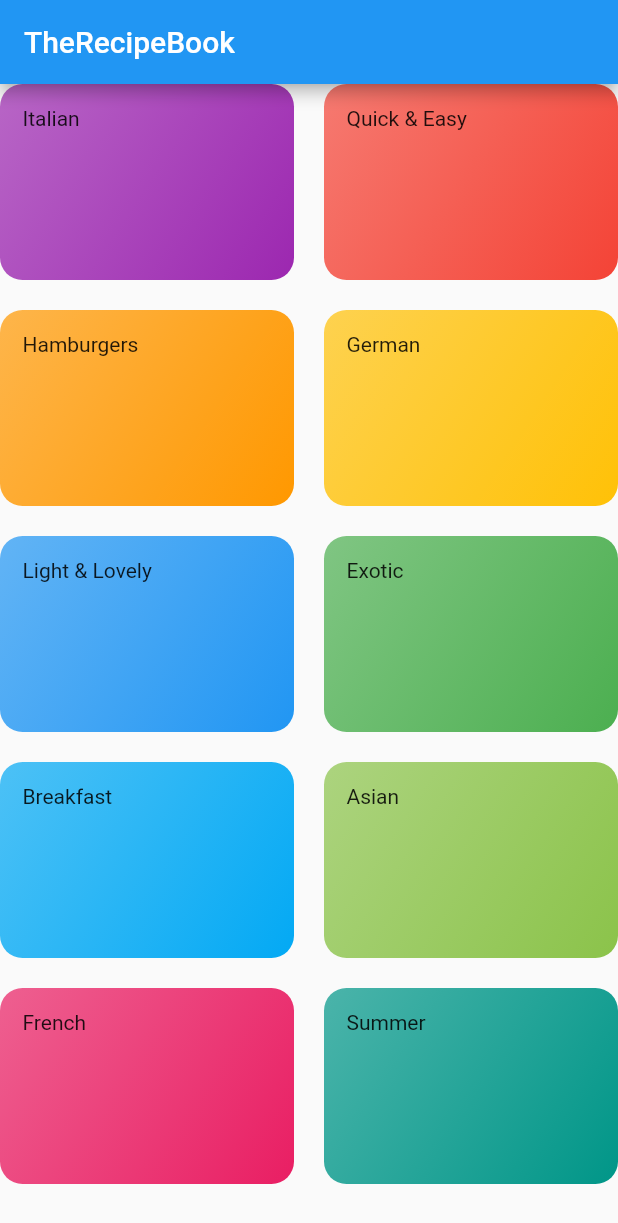
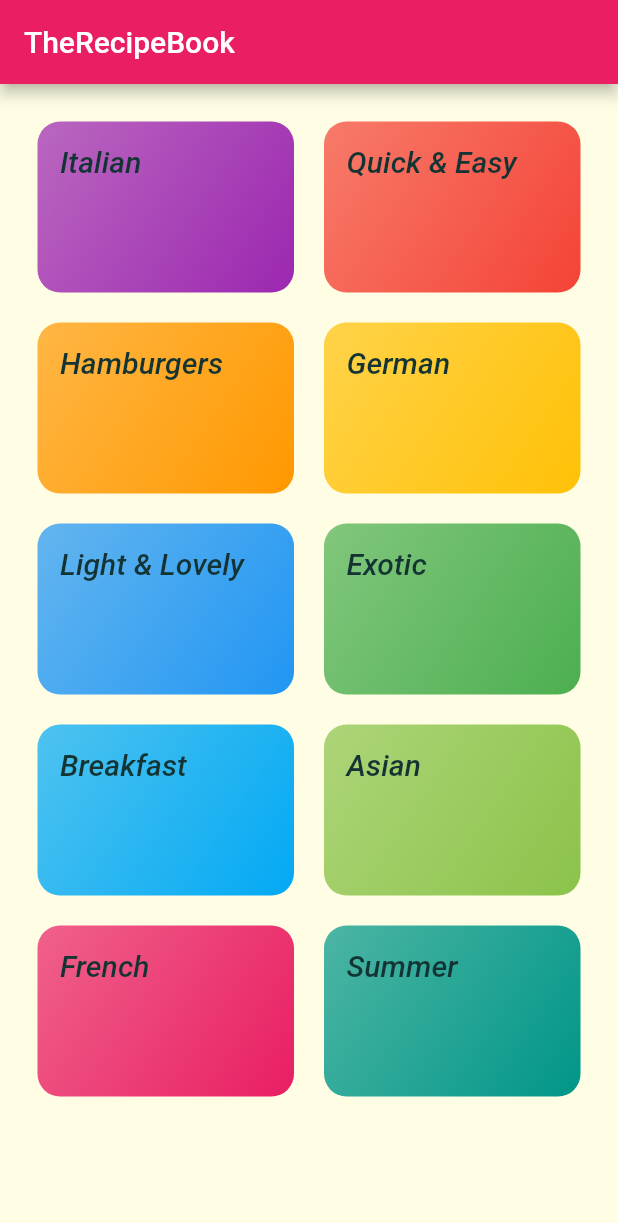
Before and after one commit to Aditya7feb/TheRecipeBook, a Flutter app: the screen it shows after launch, on a phone screen of 412 x 824 dp. Shown: the top 1223 px of the screen. Run offline on Flutter 3.47's test engine with Material 2 defaults, Android fonts, the phone set to English and light mode, and no system bars; Roboto replaces fonts that are missing (RalewayThin).

Commit message:
CategoryList_and_CategoryScreen

```diff
--- a/lib/categories_screen.dart
+++ b/lib/categories_screen.dart
@@ -1,5 +1,6 @@
 import 'package:flutter/material.dart';
 import './dummy_data.dart';
+
 import 'category_item.dart';
 
 class CategoriesScreen extends StatelessWidget {
@@ -10,9 +11,11 @@ class CategoriesScreen extends StatelessWidget {
         title: const Text('TheRecipeBook'),
       ),
       body: GridView(
+        padding: const EdgeInsets.all(25),
         children: DUMMY_CATEGORIES
             .map(
               (catData) => CategoryItem(
+                catData.id,
                 catData.title,
                 catData.color,
               ),
--- a/lib/category_item.dart
+++ b/lib/category_item.dart
@@ -1,17 +1,42 @@
 import 'package:TheRecipeBook/Models/category.dart';
 import 'package:flutter/material.dart';
+import 'category_meals_screen.dart';
 
 class CategoryItem extends StatelessWidget {
+  final String id;
   final String title;
   final Color color;
 
-  CategoryItem(this.title, this.color);
+  CategoryItem(this.id, this.title, this.color);
+
+  void selectCategory(BuildContext ctx) {
+    Navigator.of(ctx).pushNamed(
+      '/categories_meals',
+      arguments: {
+        'id': id,
+        'title': title,
+      },
+      //below was used with .push but not required when using .pushNamed
+      // MaterialPageRoute(
+      //   builder: (_c) {
+      //     return CategoryMealsScreen(id, title);
+      //   },
+      // ),
+    );
+  }
 
   @override
   Widget build(BuildContext context) {
-    return Container(
+    return InkWell(
+      onTap: () => selectCategory(context),
+      splashColor: Theme.of(context).primaryColor,
+      borderRadius: BorderRadius.circular(15),
+      child: Container(
         padding: const EdgeInsets.all(15),
-      child: Text(title),
+        child: Text(
+          title,
+          style: Theme.of(context).textTheme.body2,
+        ),
         decoration: BoxDecoration(
           gradient: LinearGradient(
             colors: [
@@ -23,6 +48,7 @@ class CategoryItem extends StatelessWidget {
           ),
           borderRadius: BorderRadius.circular(15),
         ),
+      ),
     );
   }
 }
--- a/lib/main.dart
+++ b/lib/main.dart
@@ -1,3 +1,6 @@
+import 'dart:ui';
+
+import 'package:TheRecipeBook/category_meals_screen.dart';
 import 'package:flutter/material.dart';
 import './categories_screen.dart';
 
@@ -12,9 +15,28 @@ class MyApp extends StatelessWidget {
     return MaterialApp(
       title: 'TheRecipeBook',
       theme: ThemeData(
-        primarySwatch: Colors.blue,
-      ),
+          primarySwatch: Colors.pink,
+          accentColor: Colors.amber,
+          canvasColor: Color.fromRGBO(255, 254, 229, 1),
+          textTheme: ThemeData.light().textTheme.copyWith(
+                body1: TextStyle(
+                  fontFamily: 'RalewaySemiBold',
+                  color: Color.fromRGBO(20, 51, 51, 1),
+                ),
+                body2: TextStyle(
+                  fontFamily: 'RalewayThin',
+                  fontStyle: FontStyle.italic,
+                  fontSize: 20,
+                  color: Color.fromRGBO(20, 51, 51, 1),
+                ),
+                title: TextStyle(
+                  fontFamily: 'RalewayLight',
+                ),
+              )),
       home: CategoriesScreen(),
+      routes: {
+        '/categories_meals': (ctx) => CategoryMealsScreen(),
+      },
     );
   }
 }
```
Also changed, not shown: lib/category_meals_screen.dart (added, +29 -0 lines), pubspec.yaml (+29 -11 lines), assets/fonts/Raleway-Italic.ttf (added), assets/fonts/Raleway-Light.ttf (added), assets/fonts/Raleway-LightItalic.ttf (added), assets/fonts/Raleway-Medium.ttf (added), assets/fonts/Raleway-MediumItalic.ttf (added), assets/fonts/Raleway-Regular.ttf (added), assets/fonts/Raleway-SemiBold.ttf (added), assets/fonts/Raleway-SemiBoldItalic.ttf (added), assets/fonts/Raleway-Thin.ttf (added), assets/fonts/Raleway-ThinItalic.ttf (added), pubspec.lock, 6 other files. Lines whose indentation alone changed are shown as unchanged.
